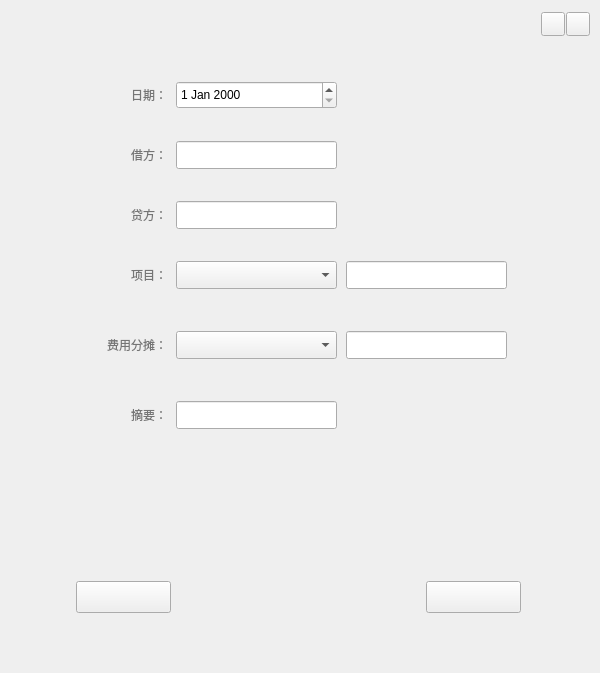
Old version of the form ChuangfengDesktop/addFundDetailWidget.ui in the repository asdlei99/chuangfengdesktop.
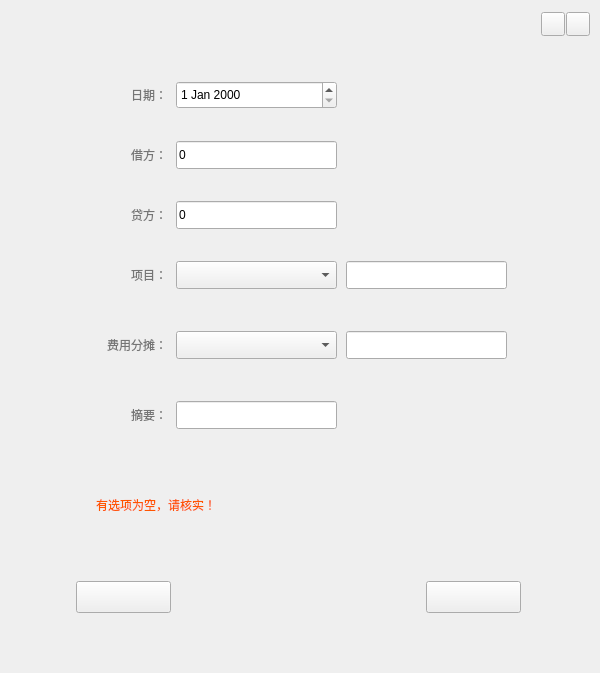
New version of the form.

```diff
--- a/ChuangfengDesktop/addFundDetailWidget.ui
+++ b/ChuangfengDesktop/addFundDetailWidget.ui
@@ -203,6 +203,9 @@
         <height>28</height>
        </rect>
       </property>
+      <property name="text">
+       <string>0</string>
+      </property>
      </widget>
      <widget class="QLabel" name="remake_lab_3">
       <property name="geometry">
@@ -233,6 +236,9 @@
         <height>28</height>
        </rect>
       </property>
+      <property name="text">
+       <string>0</string>
+      </property>
      </widget>
      <widget class="QLabel" name="remake_lab_4">
       <property name="geometry">
@@ -337,6 +343,23 @@
        <bool>true</bool>
       </property>
      </widget>
+     <widget class="QLabel" name="error_lab">
+      <property name="geometry">
+       <rect>
+        <x>90</x>
+        <y>450</y>
+        <width>381</width>
+        <height>28</height>
+       </rect>
+      </property>
+      <property name="styleSheet">
+       <string notr="true">font: 75 12pt &quot;微软雅黑&quot;;
+color: rgb(255, 85, 0);</string>
+      </property>
+      <property name="text">
+       <string>有选项为空，请核实！</string>
+      </property>
+     </widget>
     </widget>
    </item>
   </layout>
```
